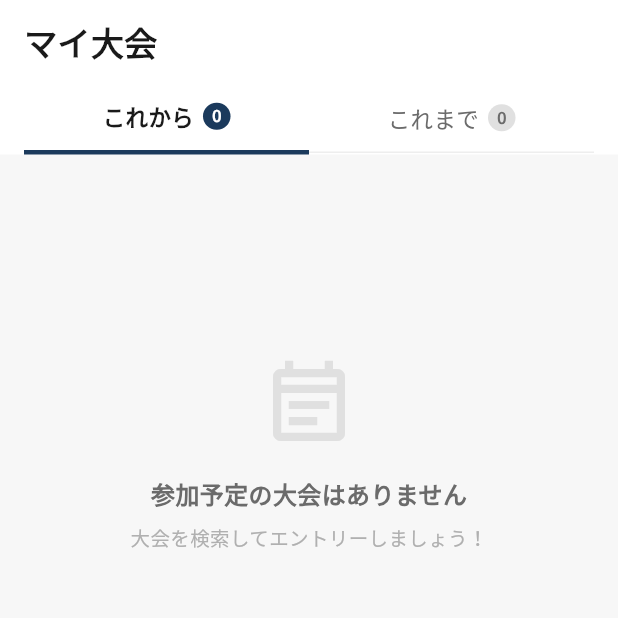
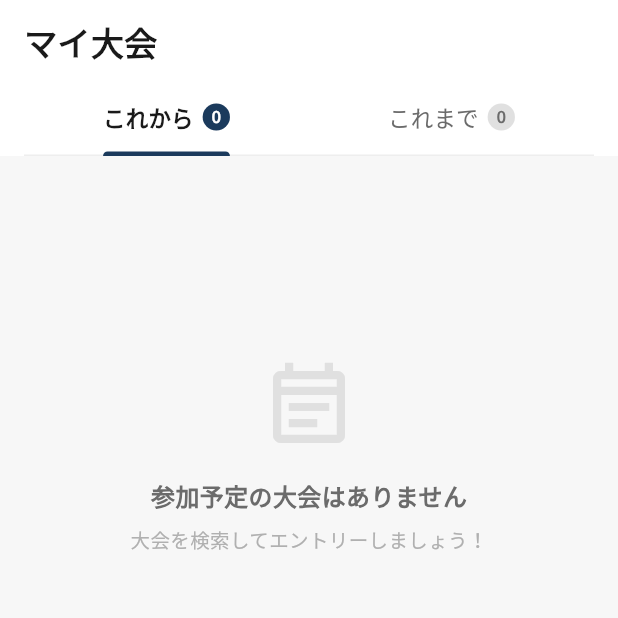
Before and after one commit to sofvo-dev/sofvo, a Flutter app: the RecruitmentScreen screen opened directly, on a phone screen of 412 x 824 dp, the top half of it. Run offline on Flutter 3.47's test engine with Material 3 defaults, Android fonts, the phone set to English and light mode, and no system bars; our stand-ins replace cached_network_image, cloud_firestore, csv, file_picker, firebase_auth, firebase_core and 9 more; missing offline and left inert: dart:js_interop, mobile_scanner; accounts and stored records are empty; network calls fail.

Commit message:
fix: カスタムタブをFlutter標準TabBarに置換しスワイプ連動を改善
カスタム_buildXTab実装ではスワイプ完了後にしかインジケーターが
動かなかった問題を、Flutter標準のTabBarウィジェットに置き換えて
解決。スワイプと同時にアンダーラインが滑らかにアニメーションする。

https://claude.ai/code/session_01NdXNSNEhWCRPmtaSJSELhX

```diff
--- a/lib/screens/recruitment/recruitment_screen.dart
+++ b/lib/screens/recruitment/recruitment_screen.dart
@@ -22,9 +22,6 @@ class _RecruitmentScreenState extends State<RecruitmentScreen>
   void initState() {
     super.initState();
     _tabController = TabController(length: 2, vsync: this);
-    _tabController.addListener(() {
-      if (!_tabController.indexIsChanging) setState(() {});
-    });
     _loadMyTournaments();
   }
 
@@ -139,57 +136,51 @@ class _RecruitmentScreenState extends State<RecruitmentScreen>
             style:
                 TextStyle(fontSize: 22, fontWeight: FontWeight.bold, color: AppTheme.textPrimary)),
         const SizedBox(height: 12),
-        Row(children: [
-          Expanded(child: _buildXTab('これから', 0)),
-          Expanded(child: _buildXTab('これまで', 1)),
-        ]),
-      ]),
-    );
-  }
-
-  Widget _buildXTab(String label, int index) {
-    final isSelected = _tabController.index == index;
-    final count = index == 0 ? _upcoming.length : _past.length;
-    return GestureDetector(
-      onTap: () {
-        _tabController.animateTo(index);
-        setState(() {});
-      },
-      child: Container(
-        padding: const EdgeInsets.symmetric(vertical: 12),
-        decoration: BoxDecoration(
-          border: Border(
-            bottom: BorderSide(
-              color: isSelected ? AppTheme.primaryColor : Colors.grey[200]!,
-              width: isSelected ? 3 : 1,
-            ),
-          ),
-        ),
-        child: Center(
-          child: Row(mainAxisSize: MainAxisSize.min, children: [
-            Text(label, style: TextStyle(
-              fontSize: 15,
-              fontWeight: isSelected ? FontWeight.bold : FontWeight.normal,
-              color: isSelected ? AppTheme.textPrimary : AppTheme.textSecondary,
-            )),
+        TabBar(
+          controller: _tabController,
+          labelColor: AppTheme.textPrimary,
+          unselectedLabelColor: AppTheme.textSecondary,
+          labelStyle: const TextStyle(fontSize: 15, fontWeight: FontWeight.bold),
+          unselectedLabelStyle: const TextStyle(fontSize: 15, fontWeight: FontWeight.normal),
+          indicatorColor: AppTheme.primaryColor,
+          indicatorWeight: 3,
+          dividerColor: Colors.grey[200],
+          tabs: [
+            Tab(child: Row(mainAxisSize: MainAxisSize.min, children: [
+              const Text('これから'),
               if (!_loading) ...[
                 const SizedBox(width: 6),
                 Container(
                   padding: const EdgeInsets.symmetric(horizontal: 6, vertical: 1),
                   decoration: BoxDecoration(
-                  color: isSelected ? AppTheme.primaryColor : Colors.grey[300],
+                    color: AppTheme.primaryColor,
                     borderRadius: BorderRadius.circular(10),
                   ),
-                child: Text('$count', style: TextStyle(
-                  fontSize: 11,
-                  fontWeight: FontWeight.bold,
-                  color: isSelected ? Colors.white : AppTheme.textSecondary,
+                  child: Text('${_upcoming.length}', style: const TextStyle(
+                    fontSize: 11, fontWeight: FontWeight.bold, color: Colors.white,
                   )),
                 ),
               ],
+            ])),
+            Tab(child: Row(mainAxisSize: MainAxisSize.min, children: [
+              const Text('これまで'),
+              if (!_loading) ...[
+                const SizedBox(width: 6),
+                Container(
+                  padding: const EdgeInsets.symmetric(horizontal: 6, vertical: 1),
+                  decoration: BoxDecoration(
+                    color: Colors.grey[300],
+                    borderRadius: BorderRadius.circular(10),
+                  ),
+                  child: Text('${_past.length}', style: const TextStyle(
+                    fontSize: 11, fontWeight: FontWeight.bold, color: AppTheme.textSecondary,
+                  )),
+                ),
+              ],
+            ])),
+          ],
+        ),
       ]),
-        ),
-      ),
     );
   }
 
```
Also changed, not shown: lib/screens/chat/chat_list_screen.dart (+14 -30 lines), lib/screens/home/home_screen.dart (+14 -30 lines), lib/screens/tournament/tournament_search_screen.dart (+14 -30 lines). Lines whose indentation alone changed are shown as unchanged.
